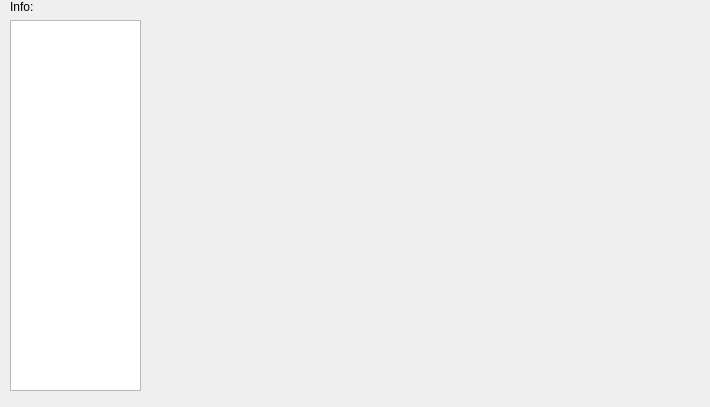
Above: ui/more_info.ui from LabNeuroCogDevel/LNCDschedule before the change. Below: the same form after it.
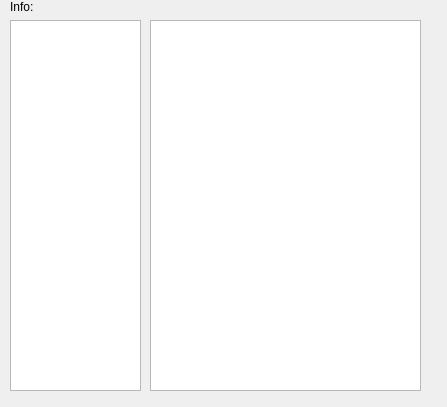
That is the form after the change.

The edit to the form file:
```diff
--- a/ui/more_info.ui
+++ b/ui/more_info.ui
@@ -6,7 +6,7 @@
    <rect>
     <x>0</x>
     <y>0</y>
-    <width>710</width>
+    <width>447</width>
     <height>407</height>
    </rect>
   </property>
@@ -36,6 +36,16 @@
     </rect>
    </property>
   </widget>
+  <widget class="QListWidget" name="list_view">
+   <property name="geometry">
+    <rect>
+     <x>150</x>
+     <y>20</y>
+     <width>271</width>
+     <height>371</height>
+    </rect>
+   </property>
+  </widget>
  </widget>
  <resources/>
  <connections/>
```
